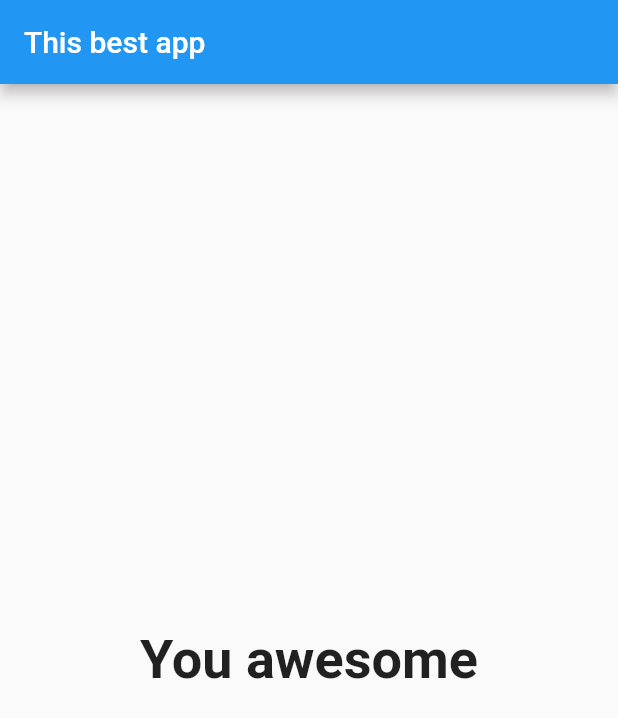
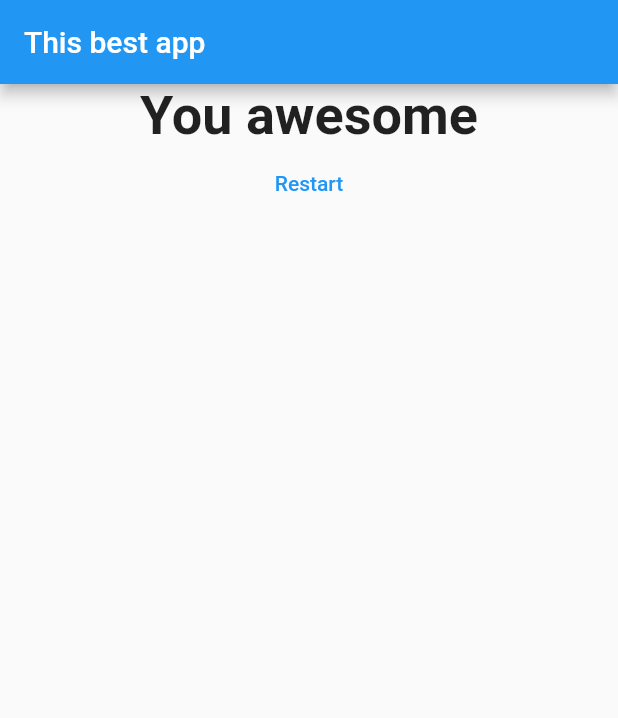
Before and after one commit to tylergasperlin/flutter_starter_app, a Flutter app: the screen it shows after launch, after a tap on "White", after a tap on "Marsupial", after a tap on "tylr", on a phone screen of 412 x 824 dp. Shown: the top 718 px of the screen. Run offline on Flutter 3.47's test engine with Material 2 defaults, Android fonts, the phone set to English and light mode, and no system bars; missing offline and left inert: dart:ffi.

Commit message:
Add reset button

```diff
--- a/lib/main.dart
+++ b/lib/main.dart
@@ -57,6 +57,13 @@ class _MyAppState extends State<MyApp> {
   var _questionIndex = 0;
   var _totalscore = 0;
 
+  void _resetQuiz() {
+    setState(() {
+      _questionIndex = 0;
+      _totalscore = 0;
+    });
+  }
+
   void _answerQuestion(int score) {
     // += same as _totalscore + 1
 
@@ -80,6 +87,6 @@ class _MyAppState extends State<MyApp> {
                     answerQuestion: _answerQuestion,
                     questions: _questions,
                     questionIndex: _questionIndex)
-                : Result(_totalscore)));
+                : Result(_totalscore, _resetQuiz)));
   }
 }
--- a/lib/result.dart
+++ b/lib/result.dart
@@ -2,14 +2,15 @@ import 'package:flutter/material.dart';
 
 class Result extends StatelessWidget {
   final int resultScore;
+  final Function resetQuiz;
 
-  Result(this.resultScore);
+  Result(this.resultScore, this.resetQuiz);
 
   String get resultPhrase {
     var resultText = 'all done no more questions';
-    if (resultScore <= 100) {
+    if (resultScore <= 300) {
       resultText = 'You awesome';
-    } else if (resultScore <= 200) {
+    } else if (resultScore <= 400) {
       resultText = 'Likable only';
     } else if (resultScore <= 500) {
       resultText = 'You strange';
@@ -22,10 +23,20 @@ class Result extends StatelessWidget {
   @override
   Widget build(BuildContext context) {
     return Center(
-        child: Text(
-      resultPhrase,
-      style: TextStyle(fontSize: 36, fontWeight: FontWeight.bold),
-      textAlign: TextAlign.center,
-    ));
+      child: Column(
+        children: <Widget>[
+          Text(
+            resultPhrase,
+            style: TextStyle(fontSize: 36, fontWeight: FontWeight.bold),
+            textAlign: TextAlign.center,
+          ),
+          FlatButton(
+            onPressed: resetQuiz,
+            child: Text('Restart'),
+            textColor: Colors.blue,
+          )
+        ],
+      ),
+    );
   }
 }
```
